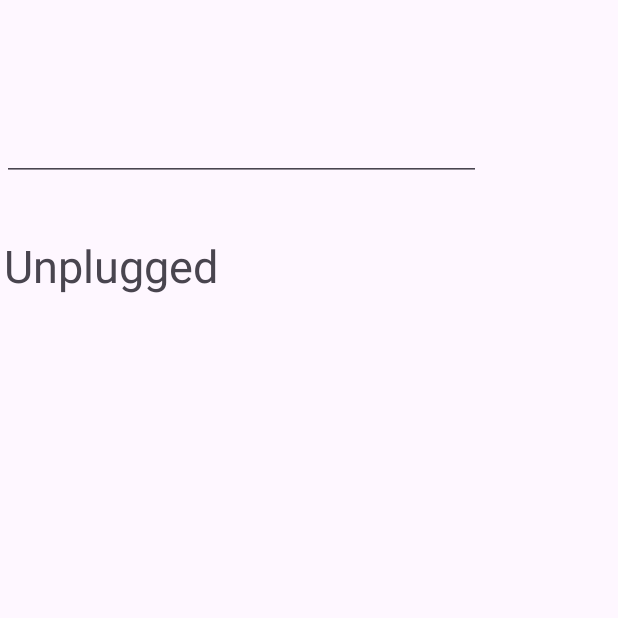
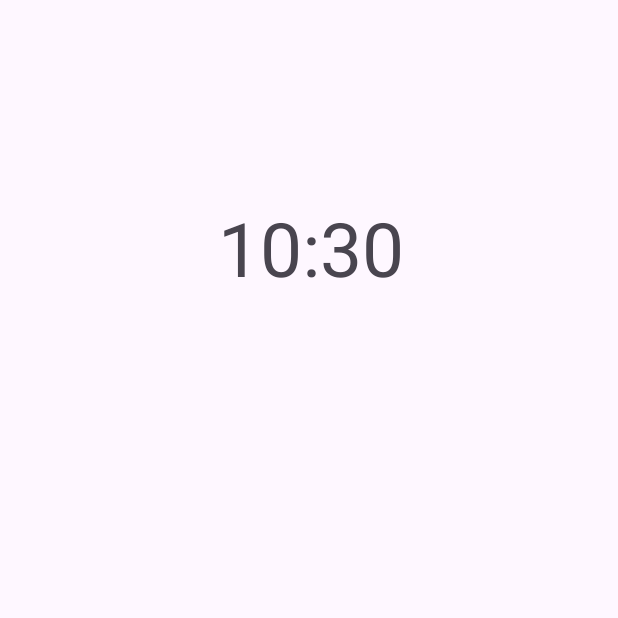
Before and after one commit to binarydigitz01/unplugged, an Android app: the screen it shows after launch (MainActivity), on a phone screen of 412 x 824 dp, the top half of it. Run offline under Robolectric (Android 15) with nearby library versions, the phone set to English and light mode, and no system bars.

Commit message:
Home Screen

```diff
--- a/app/src/main/java/com/devsprint/unplugged/HomeFragment.java
+++ b/app/src/main/java/com/devsprint/unplugged/HomeFragment.java
@@ -7,6 +7,9 @@ import androidx.fragment.app.Fragment;
 import android.view.LayoutInflater;
 import android.view.View;
 import android.view.ViewGroup;
+import android.widget.TextView;
+
+import java.util.Date;
 
 /**
  * A simple {@link Fragment} subclass.
@@ -43,6 +46,11 @@ public class HomeFragment extends Fragment {
     @Override
     public void onCreate(Bundle savedInstanceState) {
         super.onCreate(savedInstanceState);
+        Thread myThread = null;
+
+        Runnable runnable = new CountDownRunner();
+        myThread= new Thread(runnable);
+        myThread.start();
     }
 
     @Override
@@ -51,4 +59,35 @@ public class HomeFragment extends Fragment {
         // Inflate the layout for this fragment
         return inflater.inflate(R.layout.fragment_home, container, false);
     }
+
+    public void doWork() {
+        getActivity().runOnUiThread(new Runnable() {
+            public void run() {
+                try{
+                    TextView txtCurrentTime= (TextView)getView().findViewById(R.id.time_widget);
+                    Date dt = new Date();
+                    int hours = dt.getHours();
+                    int minutes = dt.getMinutes();
+                    String curTime = hours + ":" + minutes;
+                    txtCurrentTime.setText(curTime);
+                }catch (Exception e) {}
+            }
+        });
+    }
+
+
+    class CountDownRunner implements Runnable{
+        // @Override
+        public void run() {
+            while(!Thread.currentThread().isInterrupted()){
+                try {
+                    doWork();
+                    Thread.sleep(1000);
+                } catch (InterruptedException e) {
+                    Thread.currentThread().interrupt();
+                }catch(Exception e){
+                }
+            }
+        }
+    }
 }
--- a/app/src/main/java/com/devsprint/unplugged/MainActivity.java
+++ b/app/src/main/java/com/devsprint/unplugged/MainActivity.java
@@ -35,8 +35,8 @@ public class MainActivity extends FragmentActivity {
         public ScreenSlidePagerAdapter(FragmentActivity fa) {
             super(fa);
             screens = new ArrayList<Fragment>();
+            screens.add(new HomeFragment());
             screens.add(new AppDrawerFragment());
-            screens.add(new HomeFragment());
             screens.add(new PersonalSpaceFragment());
         }
 
--- a/app/src/main/res/layout/fragment_home.xml
+++ b/app/src/main/res/layout/fragment_home.xml
@@ -1,5 +1,6 @@
 <?xml version="1.0" encoding="utf-8"?>
-<FrameLayout xmlns:android="http://schemas.android.com/apk/res/android"
+<androidx.constraintlayout.widget.ConstraintLayout xmlns:android="http://schemas.android.com/apk/res/android"
+    xmlns:app="http://schemas.android.com/apk/res-auto"
     xmlns:tools="http://schemas.android.com/tools"
     android:layout_width="match_parent"
     android:layout_height="match_parent"
@@ -7,8 +8,14 @@
 
     <!-- TODO: Update blank fragment layout -->
     <TextView
-        android:layout_width="match_parent"
-        android:layout_height="match_parent"
-        android:text="@string/hello_blank_fragment" />
+        android:id="@+id/time_widget"
+        android:layout_width="412dp"
+        android:layout_height="100dp"
+        android:layout_marginTop="68dp"
+        android:text="@string/hello_blank_fragment"
+        android:textSize="50.0dip"
+        app:layout_constraintTop_toTopOf="parent"
+        android:gravity="center"
+        tools:layout_editor_absoluteX="-1dp" />
 
-</FrameLayout>
+</androidx.constraintlayout.widget.ConstraintLayout>
```
Also changed, not shown: app/src/main/res/layout/fragment_app_drawer.xml (+4 -6 lines).
